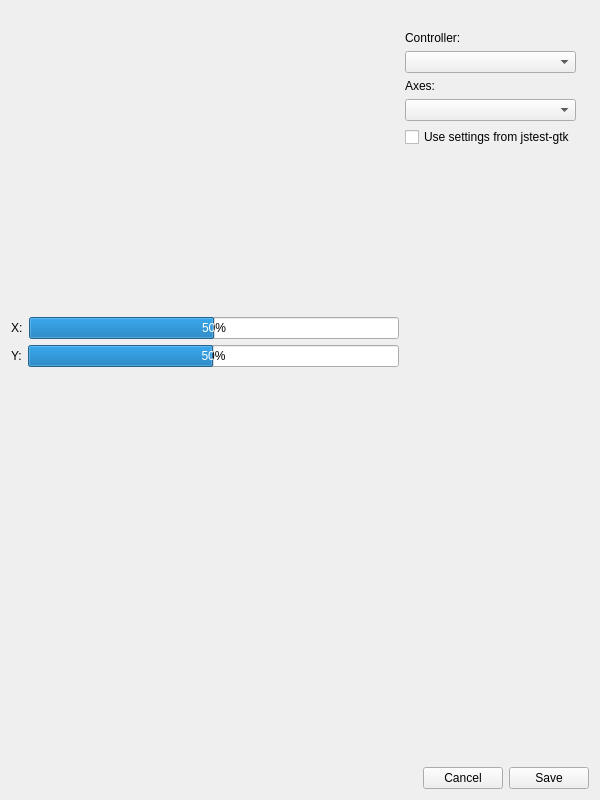
This is src/calibration.ui in AntiMicroX/antimicrox as Qt 5 draws it before an edit. The edited form follows.
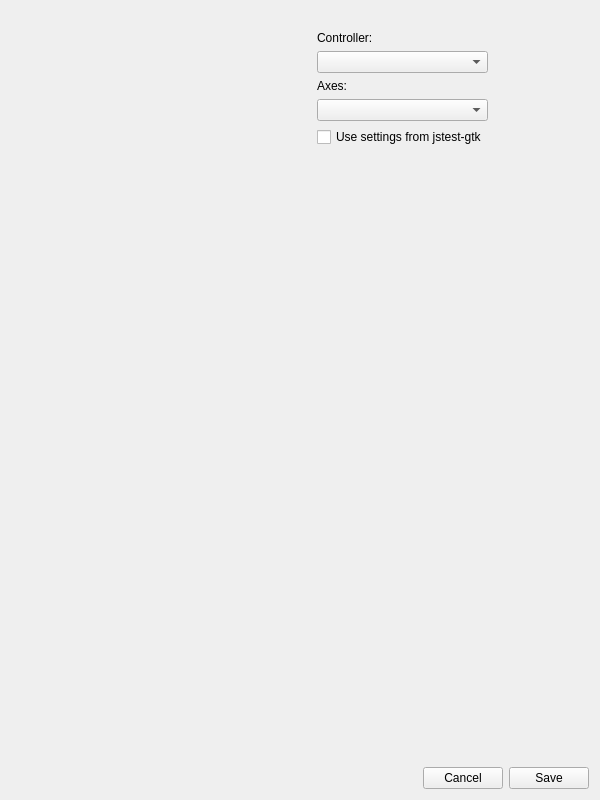
This is the edited form. Custom widgets are drawn as their Qt base class.

Commit message: adding calibration option - II part

Diff of the .ui file:
```diff
--- a/src/calibration.ui
+++ b/src/calibration.ui
@@ -69,64 +69,19 @@
           </layout>
          </item>
          <item>
-          <layout class="QHBoxLayout" name="horizontalLayout_5">
-           <property name="leftMargin">
-            <number>0</number>
+          <widget class="QWidget" name="axesWidget" native="true">
+           <property name="minimumSize">
+            <size>
+             <width>100</width>
+             <height>100</height>
+            </size>
            </property>
-           <property name="topMargin">
-            <number>0</number>
-           </property>
-           <property name="rightMargin">
-            <number>0</number>
-           </property>
-           <property name="bottomMargin">
-            <number>0</number>
-           </property>
-           <item>
-            <widget class="QLabel" name="labelX">
-             <property name="text">
-              <string>X:</string>
-             </property>
-            </widget>
-           </item>
-           <item>
-            <widget class="QProgressBar" name="movedXProgress">
-             <property name="value">
-              <number>50</number>
-             </property>
-            </widget>
-           </item>
-          </layout>
-         </item>
-         <item>
-          <layout class="QHBoxLayout" name="horizontalLayout_6">
-           <property name="leftMargin">
-            <number>0</number>
-           </property>
-           <property name="topMargin">
-            <number>0</number>
-           </property>
-           <property name="rightMargin">
-            <number>0</number>
-           </property>
-           <property name="bottomMargin">
-            <number>0</number>
-           </property>
-           <item>
-            <widget class="QLabel" name="labelY">
-             <property name="text">
-              <string>Y:</string>
-             </property>
-            </widget>
-           </item>
-           <item>
-            <widget class="QProgressBar" name="movedYProgress">
-             <property name="value">
-              <number>50</number>
-             </property>
-            </widget>
-           </item>
-          </layout>
+           <layout class="QVBoxLayout" name="verticalLayout_8">
+            <item>
+             <layout class="QVBoxLayout" name="progressBarsLayout"/>
+            </item>
+           </layout>
+          </widget>
          </item>
          <item>
           <spacer name="verticalSpacer">
```
The commit also changes 4 other files.
